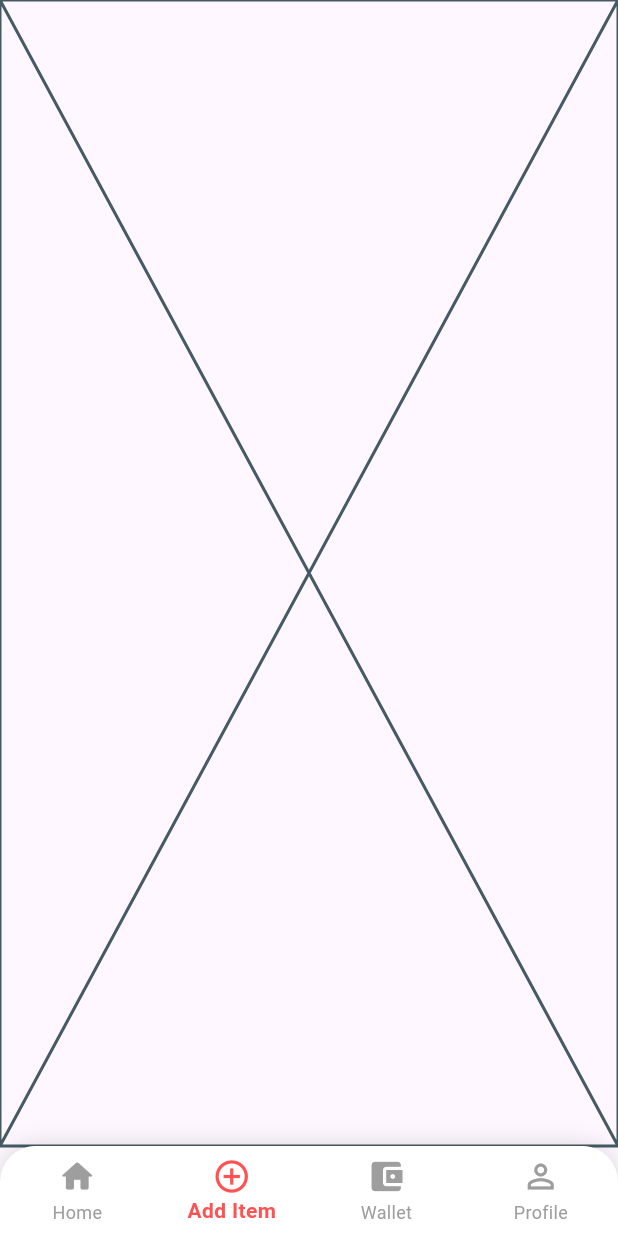
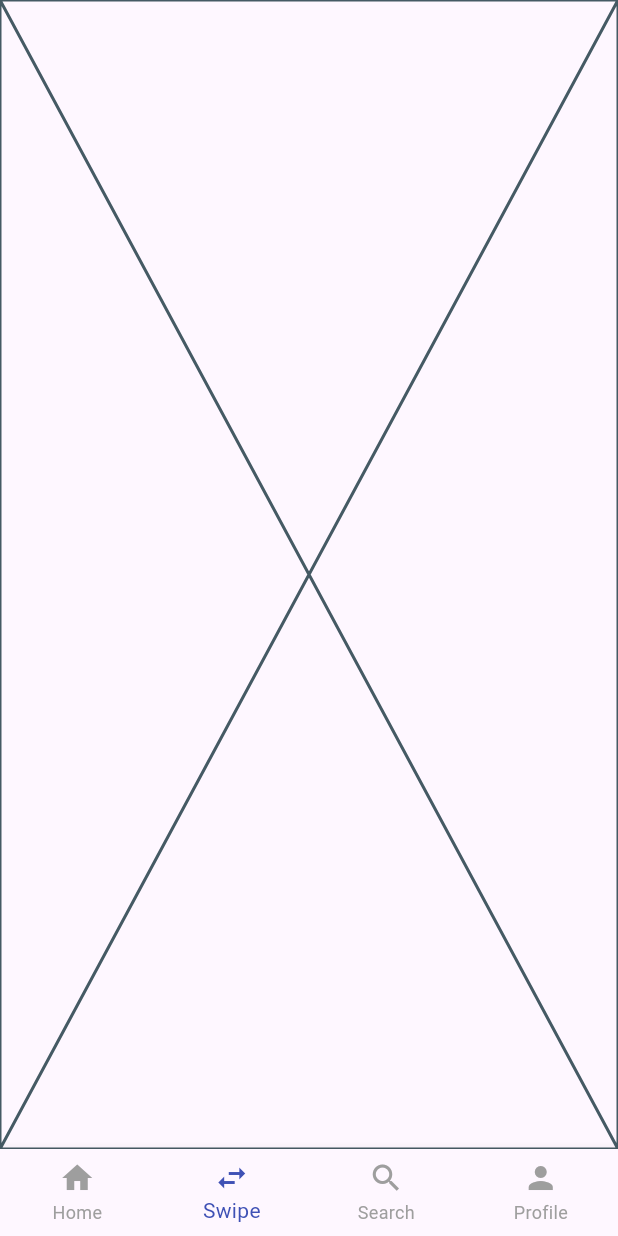
Before and after one commit to ArnabIITP/SkillEx, a Flutter app: the screen it shows after launch, item 2 of the bottom bar chosen, on a phone screen of 412 x 824 dp. Run offline on Flutter 3.47's test engine with Material 3 defaults, Android fonts, the light colour scheme and no system bars; our stand-ins replace cloud_firestore, firebase_auth, firebase_core; accounts and stored records are empty; network calls fail.

Commit message:
user Home updated

```diff
--- a/lib/Screen/User/Bottomnav.dart
+++ b/lib/Screen/User/Bottomnav.dart
@@ -1,6 +1,8 @@
 import 'package:flutter/material.dart';
+import 'package:untitled/Screen/User/home.dart';
 import 'package:untitled/Screen/User/swipe.dart';
-
+import 'package:untitled/Screen/User/profile.dart';
+import 'Search.dart';
 
 class BottomNavPage extends StatefulWidget {
   const BottomNavPage({Key? key}) : super(key: key);
@@ -10,78 +12,38 @@ class BottomNavPage extends StatefulWidget {
 }
 
 class _BottomNavPageState extends State<BottomNavPage> {
-  int _currentIndex = 0;
+  int _selectedIndex = 0;
 
-  final List<Widget> _pages = [
-    PlaceholderPage(title: "Add Item"),
-    const Swipe(),
-    PlaceholderPage(title: "Profile"),
+  final List<Widget> _screens = [
+    HomePage(),       // Home screen with category, users etc.
+    Swipe(),          // Swipe screen
+    SearchPage(),     // Search screen
+    ProfilePage(),    // Profile screen
   ];
+
+  void _onItemTapped(int index) {
+    setState(() {
+      _selectedIndex = index;
+    });
+  }
 
   @override
   Widget build(BuildContext context) {
     return Scaffold(
-      body: _pages[_currentIndex],
-      bottomNavigationBar: Container(
-        decoration: const BoxDecoration(
-          color: Colors.white,
-          borderRadius: BorderRadius.vertical(top: Radius.circular(24)),
-          boxShadow: [
-            BoxShadow(
-              color: Colors.black12,
-              blurRadius: 12,
-              offset: Offset(0, -2),
-            ),
-          ],
-        ),
-        child: ClipRRect(
-          borderRadius: const BorderRadius.vertical(top: Radius.circular(24)),
-          child: BottomNavigationBar(
-            currentIndex: _currentIndex,
-            onTap: (index) => setState(() => _currentIndex = index),
-            type: BottomNavigationBarType.fixed,
-            backgroundColor: Colors.white,
-            selectedItemColor: Colors.redAccent,
-            unselectedItemColor: Colors.grey.shade500,
-            selectedLabelStyle: const TextStyle(fontWeight: FontWeight.w600),
-            unselectedLabelStyle: const TextStyle(fontWeight: FontWeight.w400),
-            iconSize: 26,
-            items: const [
-              BottomNavigationBarItem(
-                icon: Icon(Icons.home_rounded),
-                label: 'Home',
-              ),
-              BottomNavigationBarItem(
-                icon: Icon(Icons.add_circle_outline),
-                label: 'Add Item',
-              ),
-              BottomNavigationBarItem(
-                icon: Icon(Icons.account_balance_wallet),
-                label: 'Wallet',
-              ),
-              BottomNavigationBarItem(
-                icon: Icon(Icons.person_outline),
-                label: 'Profile',
-              ),
-            ],
-          ),
-        ),
+      body: _screens[_selectedIndex],
+      bottomNavigationBar: BottomNavigationBar(
+        currentIndex: _selectedIndex,
+        onTap: _onItemTapped,
+        selectedItemColor: Colors.indigo,
+        unselectedItemColor: Colors.grey,
+        type: BottomNavigationBarType.fixed,
+        items: const [
+          BottomNavigationBarItem(icon: Icon(Icons.home), label: 'Home'),
+          BottomNavigationBarItem(icon: Icon(Icons.swap_horiz), label: 'Swipe'),
+          BottomNavigationBarItem(icon: Icon(Icons.search), label: 'Search'),
+          BottomNavigationBarItem(icon: Icon(Icons.person), label: 'Profile'),
+        ],
       ),
     );
   }
 }
-
-class PlaceholderPage extends StatelessWidget {
-  final String title;
-  const PlaceholderPage({required this.title});
-
-  @override
-  Widget build(BuildContext context) {
-    return Center(
-      child: Text(
-        title,
-        style: const TextStyle(fontSize: 24, fontWeight: FontWeight.bold),
-      ),
-    );
-  }
-}
```
Also changed, not shown: lib/Screen/User/Home.dart (+31 -22 lines), lib/Screen/User/Search.dart (added, +21 -0 lines), lib/Screen/User/profile.dart (added, +10 -0 lines), lib/main.dart (+5 -3 lines), lib/generated/assets.dart.
